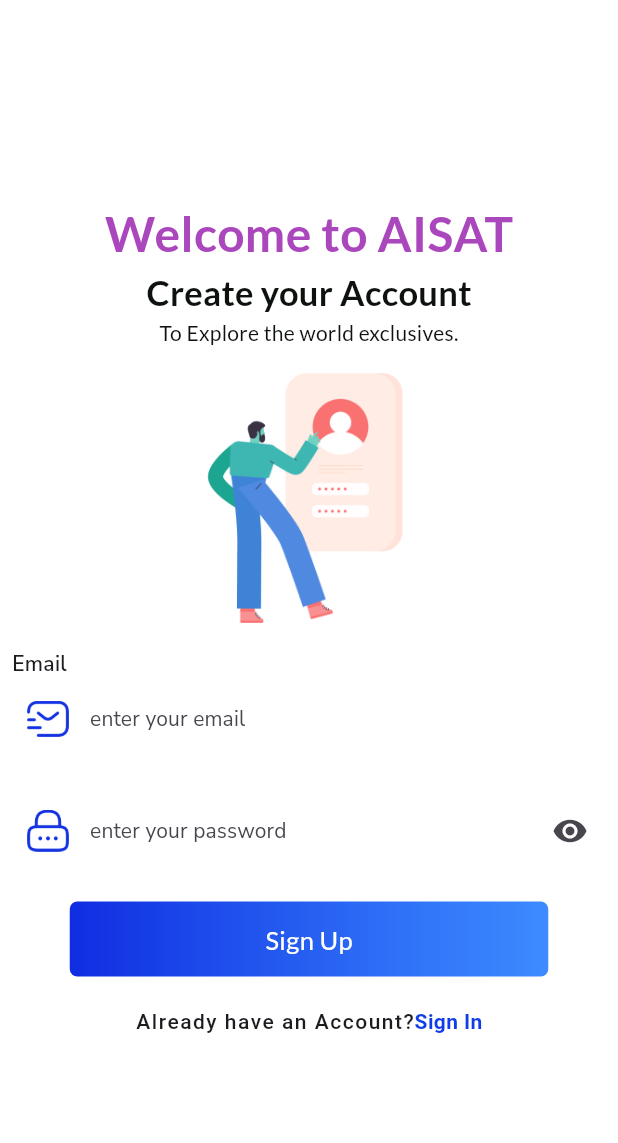
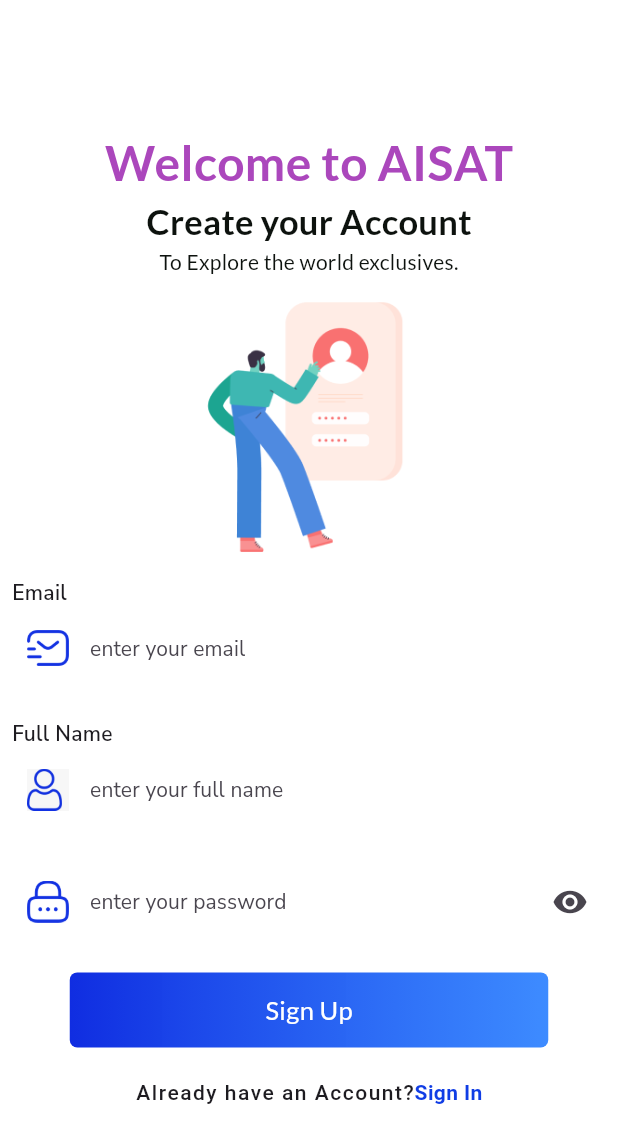
Before and after one commit to katawutuio/aisat_store_app, a Flutter app: the RegisterScreen screen opened directly, on a phone screen of 412 x 824 dp. Shown: the top 1143 px of the screen. Run offline on Flutter 3.47's test engine with Material 3 defaults, Android fonts, the phone set to English and light mode, and no system bars; our stand-ins replace google_fonts.

Commit message:
update หน้า register - เพิ่ม textformfield - ใส่ link เพื่อไปยัง screen ที่ต้องการ ด้วย inkwell widget

```diff
--- a/lib/views/screens/authentication_screen/login_screen.dart
+++ b/lib/views/screens/authentication_screen/login_screen.dart
@@ -1,3 +1,4 @@
+import 'package:aisat_store_app/views/screens/authentication_screen/register_screen.dart';
 import 'package:flutter/material.dart';
 import 'package:google_fonts/google_fonts.dart';
 
@@ -149,11 +150,19 @@ class LoginScreen extends StatelessWidget {
                       letterSpacing: 1,
                     ),
                   ),
-                  Text(
-                    'Sign Up',
-                    style: GoogleFonts.roboto(
-                      color: Color(0xFF103DE5),
-                      fontWeight: FontWeight.bold,
+                  InkWell(
+                    onTap: () {
+                      Navigator.push(context,
+                          MaterialPageRoute(builder: (context) {
+                        return RegisterScreen();
+                      }));
+                    },
+                    child: Text(
+                      'Sign Up',
+                      style: GoogleFonts.roboto(
+                        color: Color(0xFF103DE5),
+                        fontWeight: FontWeight.bold,
+                      ),
                     ),
                   ),
                 ],
--- a/lib/views/screens/authentication_screen/register_screen.dart
+++ b/lib/views/screens/authentication_screen/register_screen.dart
@@ -1,3 +1,4 @@
+import 'package:aisat_store_app/views/screens/authentication_screen/login_screen.dart';
 import 'package:flutter/material.dart';
 import 'package:google_fonts/google_fonts.dart';
 
@@ -86,6 +87,45 @@ class RegisterScreen extends StatelessWidget {
               SizedBox(
                 height: 20,
               ),
+              Align(
+                alignment: Alignment.topLeft,
+                child: Text(
+                  'Full Name',
+                  style: GoogleFonts.getFont(
+                    'Nunito Sans',
+                    fontWeight: FontWeight.w600,
+                    letterSpacing: 0.2,
+                  ),
+                ),
+              ),
+              TextFormField(
+                decoration: InputDecoration(
+                  fillColor: Colors.white,
+                  filled: true,
+                  border: OutlineInputBorder(
+                    borderRadius: BorderRadius.circular(9),
+                  ),
+                  focusedBorder: InputBorder.none,
+                  enabledBorder: InputBorder.none,
+                  labelText: 'enter your full name',
+                  labelStyle: GoogleFonts.getFont(
+                    'Nunito Sans',
+                    fontSize: 14,
+                    letterSpacing: 0.1,
+                  ),
+                  prefixIcon: Padding(
+                    padding: const EdgeInsets.all(10.0),
+                    child: Image.asset(
+                      'assets/icons/user.jpeg',
+                      width: 20,
+                      height: 20,
+                    ),
+                  ),
+                ),
+              ),
+              SizedBox(
+                height: 20,
+              ),
               TextFormField(
                 decoration: InputDecoration(
                   fillColor: Colors.white,
@@ -149,11 +189,19 @@ class RegisterScreen extends StatelessWidget {
                       letterSpacing: 1,
                     ),
                   ),
-                  Text(
-                    'Sign In',
-                    style: GoogleFonts.roboto(
-                      color: Color(0xFF103DE5),
-                      fontWeight: FontWeight.bold,
+                  InkWell(
+                    onTap: () {
+                      Navigator.push(context,
+                          MaterialPageRoute(builder: (context) {
+                        return LoginScreen();
+                      }));
+                    },
+                    child: Text(
+                      'Sign In',
+                      style: GoogleFonts.roboto(
+                        color: Color(0xFF103DE5),
+                        fontWeight: FontWeight.bold,
+                      ),
                     ),
                   ),
                 ],
```
